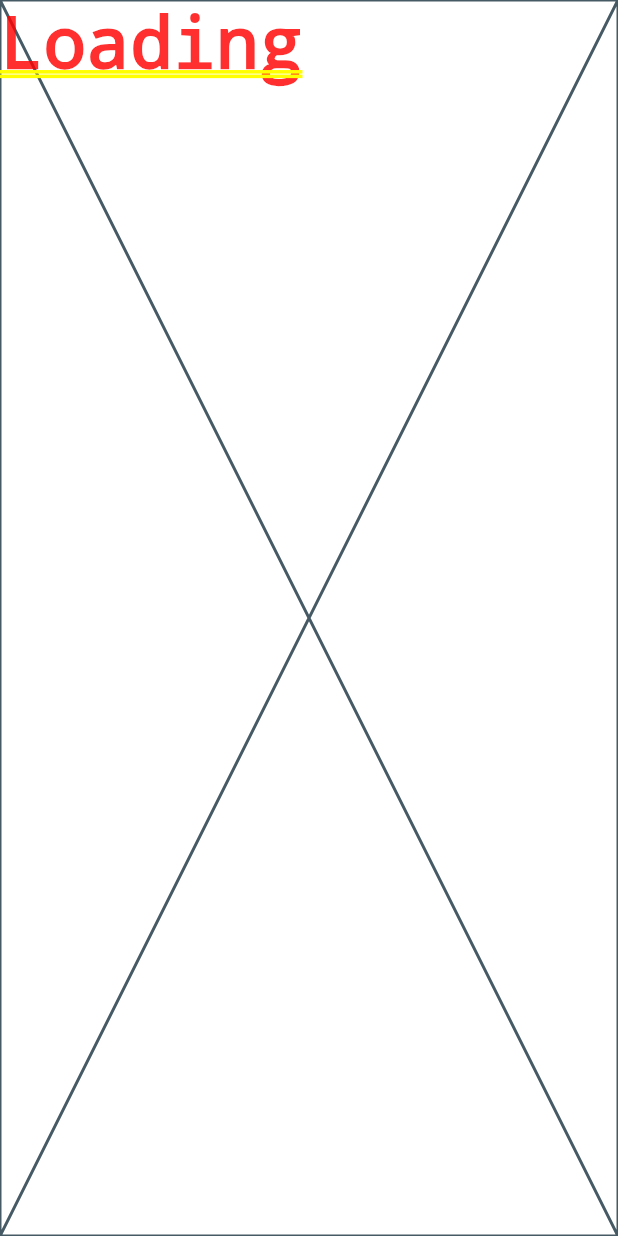
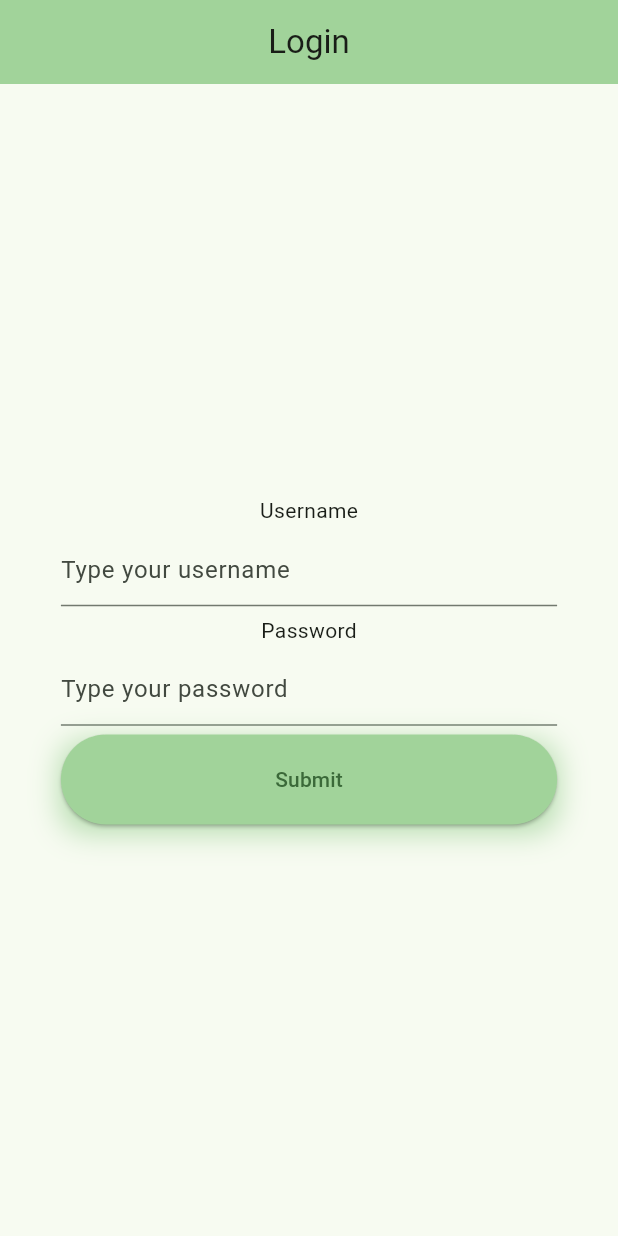
Before and after one commit to cavefish/uo-yamul-server, a Flutter app: the first screen one second after launch, on a phone screen of 412 x 824 dp. Run offline on Flutter 3.47's test engine with Material 3 defaults, Android fonts, the phone set to English and light mode, and no system bars; our stand-ins replace dartz, flutter_bloc, get_it, shared_preferences.

Commit message:
Add show maps page

```diff
--- a/yamul-dashboard/lib/common/bloc/auth/auth_state_cubit.dart
+++ b/yamul-dashboard/lib/common/bloc/auth/auth_cubit.dart
@@ -5,11 +5,10 @@ import 'package:uo_yamul_dashboard/domain/entities/login_info.dart';
 import '../../../domain/repository/auth.dart';
 import '../../../service_locator.dart';
 
-class AuthStateCubit extends Cubit<AuthState> {
-  AuthStateCubit(super.initialState);
+class AuthCubit extends Cubit<AuthState> {
+  AuthCubit(super.initialState);
 
   void init() async {
-    emit(AuthStateUnknown());
     await Future.delayed(const Duration(seconds: 1));
     refreshState();
   }
--- /dev/null
+++ b/yamul-dashboard/lib/common/bloc/selected_app/loading_maps_cubit.dart
@@ -0,0 +1,10 @@
+import 'package:flutter_bloc/flutter_bloc.dart';
+import 'package:uo_yamul_dashboard/common/bloc/selected_app/selected_app_state.dart';
+
+class LoadingMapsCubit extends Cubit<LoadingMapsState> {
+  LoadingMapsCubit(super.initialState);
+
+  void changeState(LoadingMapsState next) {
+    emit(next);
+  }
+}
--- /dev/null
+++ b/yamul-dashboard/lib/common/bloc/selected_app/selected_app_state.dart
@@ -0,0 +1,11 @@
+import 'package:uo_yamul_dashboard/domain/entities/game_maps.dart';
+
+sealed class LoadingMapsState{}
+
+class LoadingMapsStateLoading extends LoadingMapsState {}
+
+class LoadingMapsStateLoaded extends LoadingMapsState {
+  GameMaps gameMaps;
+
+  LoadingMapsStateLoaded(this.gameMaps);
+}
--- /dev/null
+++ b/yamul-dashboard/lib/common/widgets/app_scaffold/yamul_app_scaffold.dart
@@ -0,0 +1,115 @@
+import 'package:flutter/material.dart';
+import 'package:flutter_bloc/flutter_bloc.dart';
+import 'package:uo_yamul_dashboard/common/bloc/auth/auth_cubit.dart';
+import 'package:uo_yamul_dashboard/common/bloc/auth/auth_state.dart';
+
+import '../../../core/usecase/usecase.dart';
+import '../../../domain/usecases/auth/logout.dart';
+import '../../../domain/usecases/maps/show_maps.dart';
+import '../../../presentation/warning_snackbar.dart';
+import '../../../service_locator.dart';
+
+class YamulAppScaffold extends StatelessWidget {
+  final String title;
+  final Widget child;
+  final bool showDrawer;
+
+  // TODO convert into a service
+  final List<YamulDrawerAction> actions = [
+    YamulDrawerAction(
+        route: '/maps',
+        name: 'Maps',
+        icon: Icons.map_outlined,
+        type: ShowMapsUsecase,
+        params: null),
+    YamulDrawerAction(
+        route: '/login',
+        name: 'Logout',
+        icon: Icons.logout,
+        type: AuthLogoutUsecase,
+        params: null)
+  ];
+
+  YamulAppScaffold({super.key, required this.title, required this.child, this.showDrawer = true});
+
+  @override
+  Widget build(BuildContext context) {
+    return SafeArea(
+      child: Scaffold(
+        appBar: AppBar(
+          automaticallyImplyLeading: showDrawer,
+          backgroundColor: Theme.of(context).colorScheme.inversePrimary,
+          title: Text(title),
+          centerTitle: true,
+        ),
+        drawer: _buildDrawer(context),
+        body: child,
+      ),
+    );
+  }
+
+  Drawer? _buildDrawer(BuildContext context) {
+    if (!this.showDrawer) return null;
+    List<StatelessWidget> children = [];
+    children.add(_buildDrawerUserInfo(context));
+    for (var action in actions) {
+      children.add(_buildDrawerAction(context, action));
+    }
+    return Drawer(
+        child: ListView(
+          padding: EdgeInsets.zero,
+          children: children,
+        ),
+      );
+  }
+
+  ListTile _buildDrawerAction(BuildContext context, YamulDrawerAction action) {
+    var usecase = sl<UseCase<dynamic, dynamic>>(type: action.type);
+    return ListTile(
+      leading: Icon(action.icon),
+      title: Text(action.name),
+      onTap: () async {
+        var result = await usecase.call(action.params);
+        result.fold((err) {
+          showWarning(context, err);
+        }, (_) {
+          var route = action.route;
+          if (route != null) {
+            Navigator.pushReplacementNamed(context, route);
+          }
+        });
+      },
+    );
+  }
+
+  DrawerHeader _buildDrawerUserInfo(BuildContext context) {
+    return DrawerHeader(
+        decoration: BoxDecoration(
+          color: Theme.of(context).colorScheme.inversePrimary,
+        ),
+        child: BlocBuilder<AuthCubit, AuthState>(
+            builder: (BuildContext context, AuthState state) {
+          switch (state) {
+            case AuthStateAuthenticated():
+              return Text('Username: ${state.loginInfo.username}');
+            default:
+              return Text('Not logged in');
+          }
+        }));
+  }
+}
+
+class YamulDrawerAction {
+  final String name;
+  final IconData icon;
+  final Type type;
+  final dynamic params;
+  final String? route;
+
+  YamulDrawerAction(
+      {required this.route,
+      required this.name,
+      required this.icon,
+      required this.type,
+      required this.params});
+}
--- a/yamul-dashboard/lib/core/shimmer_options.dart
+++ /dev/null
@@ -1 +0,0 @@
-enum ShimmerOptions { none, yes }
--- /dev/null
+++ b/yamul-dashboard/lib/domain/entities/game_maps.dart
@@ -0,0 +1,12 @@
+class GameMaps {
+  List<GameMap> maps;
+
+  GameMaps(this.maps);
+}
+
+class GameMap {
+  int idx;
+  String name;
+
+  GameMap(this.idx, this.name);
+}
--- a/yamul-dashboard/lib/domain/usecases/auth/logout.dart
+++ b/yamul-dashboard/lib/domain/usecases/auth/logout.dart
@@ -1,5 +1,5 @@
 import 'package:dartz/dartz.dart';
-import 'package:uo_yamul_dashboard/common/bloc/auth/auth_state_cubit.dart';
+import 'package:uo_yamul_dashboard/common/bloc/auth/auth_cubit.dart';
 
 import '../../../core/usecase/usecase.dart';
 import '../../../service_locator.dart';
@@ -9,7 +9,7 @@ class AuthLogoutUsecase extends UseCase<void, void> {
   @override
   Future<UseCaseResponse<void>> call(void param) async {
     await sl<AuthRepository>().logout();
-    sl<AuthStateCubit>().refreshState();
+    sl<AuthCubit>().refreshState();
     return Right(null);
   }
 }
--- a/yamul-dashboard/lib/main.dart
+++ b/yamul-dashboard/lib/main.dart
@@ -1,10 +1,12 @@
 import 'package:flutter/material.dart';
 import 'package:flutter_bloc/flutter_bloc.dart';
-import 'package:uo_yamul_dashboard/common/bloc/auth/auth_state_cubit.dart';
+import 'package:uo_yamul_dashboard/common/bloc/auth/auth_cubit.dart';
+import 'package:uo_yamul_dashboard/common/bloc/selected_app/loading_maps_cubit.dart';
+import 'package:uo_yamul_dashboard/presentation/maps/maps_page.dart';
 
 import 'common/bloc/auth/auth_state.dart';
-import 'presentation/login/pages/home_page.dart';
-import 'presentation/login/pages/login_page.dart';
+import 'presentation/home/home_page.dart';
+import 'presentation/login/login_page.dart';
 import 'service_locator.dart';
 
 void main() {
@@ -17,28 +19,26 @@ class MyApp extends StatelessWidget {
 
   @override
   Widget build(BuildContext context) {
-    return MaterialApp(
-        title: 'YAMUL Dashboard',
-        theme: ThemeData(
-          colorScheme: ColorScheme.fromSeed(seedColor: Colors.green),
-          useMaterial3: true,
-        ),
-        home: MultiBlocProvider(
-            providers: [
-              BlocProvider<AuthStateCubit>.value(value: sl<AuthStateCubit>()..init())
-            ],
-            child: BlocBuilder<AuthStateCubit, AuthState>(
-                builder: (context, state) {
-                  switch(state) {
-                    case AuthStateAuthenticated():
-                      return HomePage(authState: state);
-                    case AuthStateUnauthenticated():
-                      return const LoginPage(title: 'Login');
-                    default:
-                      return const Placeholder(
-                        child: Text('Loading'),
-                      );
-                  }
-            })));
+    return MultiBlocProvider(
+        providers: [
+          BlocProvider<AuthCubit>.value(value: sl<AuthCubit>()..init()),
+          BlocProvider<LoadingMapsCubit>.value(value: sl<LoadingMapsCubit>()),
+        ],
+        child: MaterialApp(
+            title: 'YAMUL Dashboard',
+            theme: ThemeData(
+              useMaterial3: true,
+              colorScheme: ColorScheme.fromSeed(
+                  brightness: Brightness.light, seedColor: Colors.green),
+            ),
+            initialRoute: '/login',
+            routes: {
+              '/': (context) => const HomePage(),
+              '/maps': (context) => const MapsPage(),
+              '/login': (context) => LoginPage(),
+              '/loading': (context) => const Placeholder(
+                    child: Text('Loading'),
+                  ),
+            }));
   }
 }
--- a/yamul-dashboard/lib/presentation/login/pages/login_page.dart
+++ b/yamul-dashboard/lib/presentation/login/login_page.dart
@@ -1,40 +1,29 @@
 import 'package:flutter/material.dart';
 import 'package:flutter_bloc/flutter_bloc.dart';
 import 'package:provider/provider.dart';
+import 'package:uo_yamul_dashboard/common/widgets/app_scaffold/yamul_app_scaffold.dart';
+import 'package:uo_yamul_dashboard/presentation/warning_snackbar.dart';
 
-import '../../../common/bloc/button/button_state_cubit.dart';
-import '../../../common/widgets/button/yamul_button.dart';
-import '../../../data/models/auth_singin_params.dart';
-import '../../../domain/usecases/auth/login.dart';
-import '../../../service_locator.dart';
+import '../../common/bloc/button/button_state_cubit.dart';
+import '../../common/widgets/button/yamul_button.dart';
+import '../../data/models/auth_singin_params.dart';
+import '../../domain/usecases/auth/login.dart';
+import '../../service_locator.dart';
 
-class LoginPage extends StatefulWidget {
-  const LoginPage({super.key, required this.title});
+class LoginPage extends StatelessWidget {
+  LoginPage({super.key});
 
-  final String title;
-
-  @override
-  State<LoginPage> createState() => _LoginPageState();
-}
-
-class _LoginPageState extends State<LoginPage> {
   final GlobalKey<FormState> _formKey = GlobalKey<FormState>();
 
   @override
   Widget build(BuildContext context) {
-    return Scaffold(
-      appBar: AppBar(
-        backgroundColor: Theme.of(context).colorScheme.inversePrimary,
-        title: Text(widget.title),
-        centerTitle: true,
-      ),
-      body: YamulButton.createBloc(
+    return YamulAppScaffold(
+      showDrawer: false,
+      title: 'Login',
+      child: YamulButton.createBloc(
           child: _buildForm(context),
-          onSuccess: (state) => {},
-          onFailure: (state) => {
-                ScaffoldMessenger.of(context)
-                    .showSnackBar(SnackBar(content: Text(state.errorMessage)))
-              }),
+          onSuccess: (state) => {Navigator.pushReplacementNamed(context, '/')},
+          onFailure: (state) => {showWarning(context, state.errorMessage)}),
     );
   }
 
--- /dev/null
+++ b/yamul-dashboard/lib/presentation/warning_snackbar.dart
@@ -0,0 +1,6 @@
+import 'package:flutter/material.dart';
+import 'package:flutter/widgets.dart';
+
+void showWarning(BuildContext context, String msg) {
+  ScaffoldMessenger.of(context).showSnackBar(SnackBar(content: Text(msg)));
+}
```
Also changed, not shown: yamul-dashboard/lib/common/widgets/loading/loading_widget.dart (added, +12 -0 lines), yamul-dashboard/lib/common/widgets/two_column_data_card.dart (added, +50 -0 lines), yamul-dashboard/lib/common/widgets/wip/wip_widget.dart (added, +12 -0 lines), yamul-dashboard/lib/domain/usecases/auth/login.dart (+5 -2 lines), yamul-dashboard/lib/domain/usecases/maps/show_maps.dart (added, +21 -0 lines), yamul-dashboard/lib/presentation/home/home_page.dart (added, +16 -0 lines), yamul-dashboard/lib/presentation/login/pages/home_page.dart (deleted, +0 -52 lines), yamul-dashboard/lib/presentation/maps/game_map_item.dart (added, +25 -0 lines), yamul-dashboard/lib/presentation/maps/maps_page.dart (added, +44 -0 lines), yamul-dashboard/lib/service_locator.dart (+7 -2 lines).
